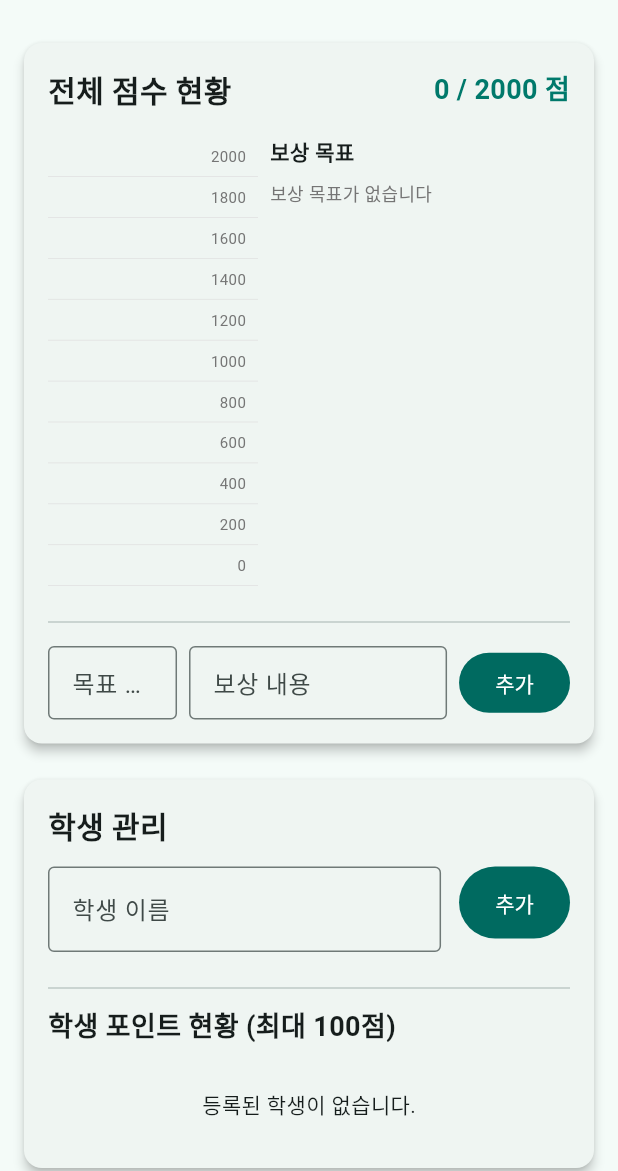
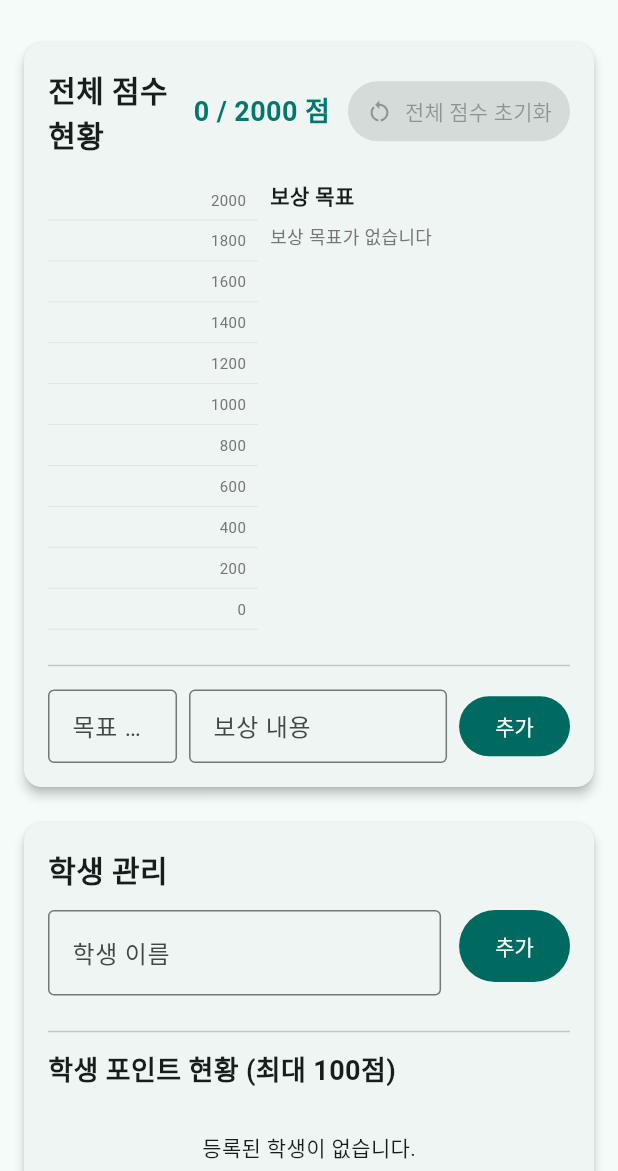
Before and after one commit to kimhj02/child_management, a Flutter app: the screen it shows after launch, on a phone screen of 412 x 824 dp, the part 65-1236 px from its top. Run offline on Flutter 3.47's test engine with Material 3 defaults, Android fonts, the phone set to English and light mode, and no system bars; our stand-ins replace shared_preferences; missing offline and left inert: roulette.

Commit message:
Add total score reset button

```diff
--- a/lib/main.dart
+++ b/lib/main.dart
@@ -1114,11 +1114,12 @@ class _StudentShopHomePageState extends State<StudentShopHomePage> {
           crossAxisAlignment: CrossAxisAlignment.start,
           children: [
             Row(
-              mainAxisAlignment: MainAxisAlignment.spaceBetween,
               children: [
-                const Text(
-                  '전체 점수 현황',
-                  style: TextStyle(fontSize: 20, fontWeight: FontWeight.bold),
+                const Expanded(
+                  child: Text(
+                    '전체 점수 현황',
+                    style: TextStyle(fontSize: 20, fontWeight: FontWeight.bold),
+                  ),
                 ),
                 Text(
                   '$totalScore / $maxScore 점',
@@ -1126,6 +1127,15 @@ class _StudentShopHomePageState extends State<StudentShopHomePage> {
                     fontSize: 18,
                     fontWeight: FontWeight.w600,
                     color: Colors.teal.shade700,
+                  ),
+                ),
+                const SizedBox(width: 12),
+                FilledButton.tonalIcon(
+                  onPressed: totalScore > 0 ? _confirmResetTotalScore : null,
+                  icon: const Icon(Icons.restart_alt),
+                  label: const Text('전체 점수 초기화'),
+                  style: FilledButton.styleFrom(
+                    padding: const EdgeInsets.symmetric(horizontal: 12),
                   ),
                 ),
               ],
@@ -1442,4 +1452,39 @@ class _StudentShopHomePageState extends State<StudentShopHomePage> {
     });
     unawaited(_persistData());
   }
+
+  Future<void> _confirmResetTotalScore() async {
+    if (!_isDataLoaded || _totalScore <= 0) {
+      return;
+    }
+
+    final shouldReset = await showDialog<bool>(
+      context: context,
+      builder: (context) {
+        return AlertDialog(
+          title: const Text('전체 점수 초기화'),
+          content: const Text('전체 점수를 0점으로 초기화할까요? 학생 개별 점수는 유지됩니다.'),
+          actions: [
+            TextButton(
+              onPressed: () => Navigator.of(context).pop(false),
+              child: const Text('취소'),
+            ),
+            FilledButton(
+              onPressed: () => Navigator.of(context).pop(true),
+              child: const Text('초기화'),
+            ),
+          ],
+        );
+      },
+    );
+
+    if (shouldReset != true) {
+      return;
+    }
+
+    setState(() {
+      _totalScore = 0;
+    });
+    await _persistData();
+  }
 }
```
